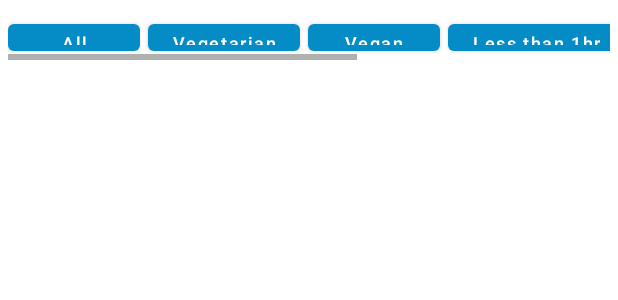
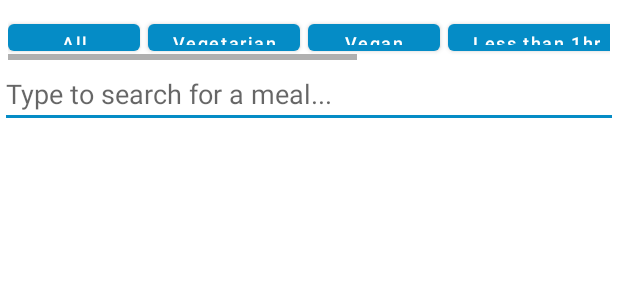
Before and after one commit to Sulaiman2001/MealPlannerApp, an Android app: the layout fragment_meals.xml on its own in the app's theme, with its tools: preview values and no code run, on a phone screen of 412 x 824 dp. Shown: the top 300 px of the screen. Run offline under Robolectric (Android 15) with nearby library versions, the phone set to English and light mode, and no system bars; network calls fail; Roboto replaces fonts that are not available here.

Commit message:
Added the ability for the user to search for a meal.

```diff
--- a/app/src/main/java/uk/ac/aston/cs3mdd/mealplanner/ui/meals/Meal.java
+++ b/app/src/main/java/uk/ac/aston/cs3mdd/mealplanner/ui/meals/Meal.java
@@ -58,8 +58,8 @@ public class Meal {
     }
     public Integer getServes() { return serves; }
     public Integer getFavouriteCount(){ return favouriteCount;}
-
     public Integer getCalories() {
         return calories;
     }
+
 }
--- a/app/src/main/res/layout/fragment_meals.xml
+++ b/app/src/main/res/layout/fragment_meals.xml
@@ -88,6 +88,13 @@
 
     </HorizontalScrollView>
 
+    <EditText
+        android:id="@+id/searchEditText"
+        android:layout_width="match_parent"
+        android:layout_height="wrap_content"
+        android:hint="Type to search for a meal..."
+        android:inputType="text"
+        android:maxLines="1" />
 
     <androidx.recyclerview.widget.RecyclerView
         android:id="@+id/recyclerView"
```
Also changed, not shown: app/src/main/java/uk/ac/aston/cs3mdd/mealplanner/ui/meals/MealsAdapter.java (+7 -0 lines), app/src/main/java/uk/ac/aston/cs3mdd/mealplanner/ui/meals/MealsFragment.java (+30 -0 lines).
